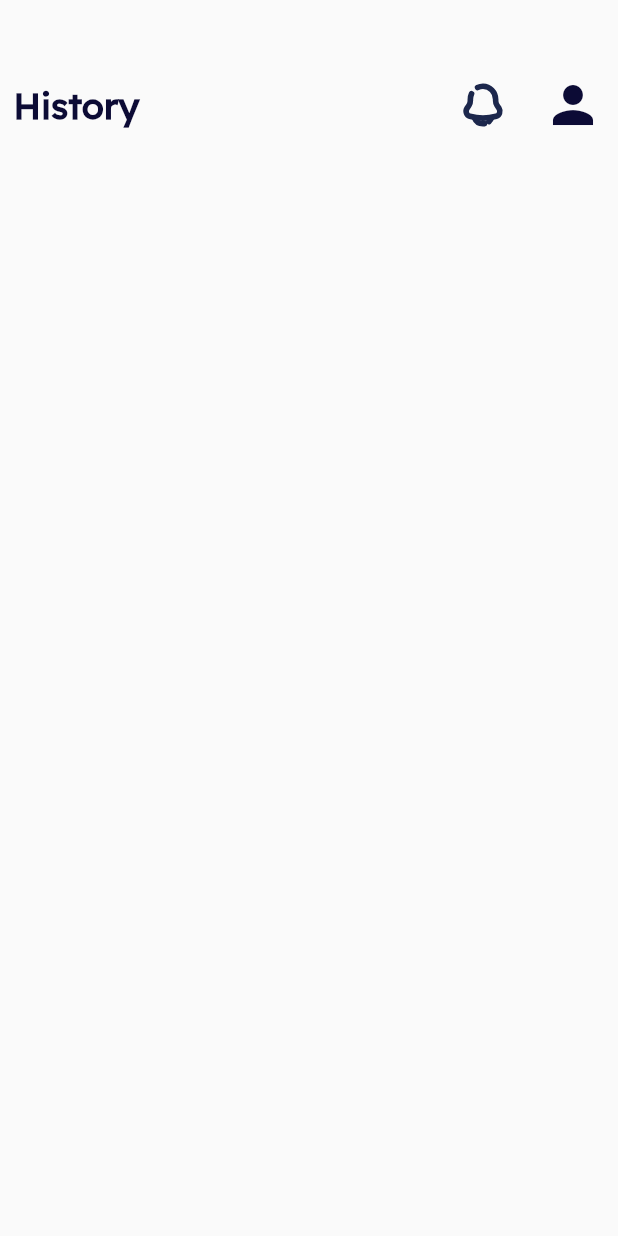
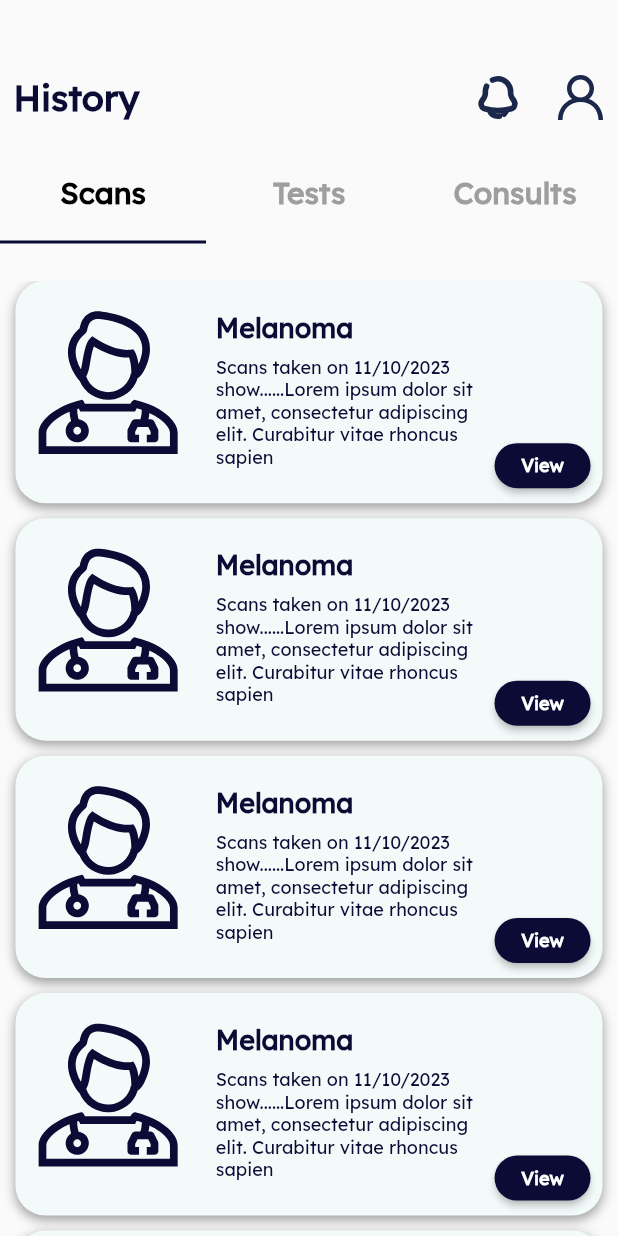
Before and after one commit to maryamyasserr/DermaByte, a Flutter app: the HistoryView screen opened by its route, on a phone screen of 412 x 824 dp. Run offline on Flutter 3.47's test engine with Material 2 defaults, Android fonts, the light colour scheme and no system bars; our stand-ins replace flutter_svg, go_router, google_fonts.

Commit message:
finish history view

```diff
--- a/lib/Core/Widgets/custom_appbar.dart
+++ b/lib/Core/Widgets/custom_appbar.dart
@@ -33,10 +33,7 @@ class _CustomAppBarState extends State<CustomAppBar> {
           Row(
             children: [
               GestureDetector(
-                  onTap: () {
-
-                  },
-                  child: SvgPicture.asset(Assets.kBellIcon)),
+                  onTap: () {}, child: SvgPicture.asset(Assets.kBellIcon)),
               const SizedBox(width: 25),
               GestureDetector(
                   onTap: () {
@@ -44,11 +41,7 @@ class _CustomAppBarState extends State<CustomAppBar> {
                     isPressed = true;
                     setState(() {});
                   },
-                  child:
-                  isPressed?
-                  SvgPicture.asset(Assets.kProfileIcon)
-                  :const Icon(Icons.person,color: AppColors.kPrimaryColor,size: 40)
-                  )
+                  child: SvgPicture.asset(Assets.kProfileIcon))
             ],
           )
         ],
--- a/lib/Core/utils/routes.dart
+++ b/lib/Core/utils/routes.dart
@@ -3,6 +3,7 @@ import 'package:dermabyte/Features/Appoinments/View/follow_up_view.dart';
 import 'package:dermabyte/Features/Appoinments/View/upcoming_view.dart';
 import 'package:dermabyte/Features/Authentication/View/sign_in.dart';
 import 'package:dermabyte/Features/Authentication/View/sign_up.dart';
+import 'package:dermabyte/Features/Profile/View/disease_view.dart';
 import 'package:dermabyte/Features/Profile/View/history.dart';
 import 'package:dermabyte/Features/Profile/View/profile_view.dart';
 import 'package:dermabyte/Features/Splash/View/intro_view.dart';
@@ -19,6 +20,7 @@ abstract class AppRoutes {
   static String kSignIn = '/SignIn';
   static String kSignUp = '/SignUp';
   static String kHistory = '/history';
+  static String kDisease = '/disease';
 
   static final router = GoRouter(routes: [
     GoRoute(path: '/', builder: (context, state) => const ProfileView()),
@@ -31,6 +33,7 @@ abstract class AppRoutes {
     GoRoute(path: kSignIn , builder: (context, state) => const SignIn()),
     GoRoute(path: kSignUp , builder: (context, state) => const SignUp()),
     GoRoute(path: kHistory , builder: (context, state) => const HistoryView()),
+    GoRoute(path: kDisease , builder: (context, state) => const DiseaseView()),
 
   ]);
 }
--- a/lib/Features/Appoinments/View/Widgets/card_text.dart
+++ b/lib/Features/Appoinments/View/Widgets/card_text.dart
@@ -23,7 +23,7 @@ class CardText extends StatelessWidget {
             const SizedBox(height: 7),
             Text(
               cardSubTitle,
-              style: Styels.textStyle12_200,
+              style: Styels.textStyle12_200.copyWith(fontWeight: FontWeight.w300),
             )
           ],
         ),
--- a/lib/Features/Profile/View/Widgets/custom_card.dart
+++ b/lib/Features/Profile/View/Widgets/custom_card.dart
@@ -4,8 +4,8 @@ import 'package:dermabyte/Features/Appoinments/View/Widgets/card_text.dart';
 import 'package:flutter/material.dart';
 import 'package:flutter_svg/flutter_svg.dart';
 
-class ProfileCustomCard extends StatelessWidget {
-  const ProfileCustomCard(
+class FeatureCard extends StatelessWidget {
+  const FeatureCard(
       {super.key,
       required this.iconCard,
       required this.cardTitle,
@@ -35,7 +35,7 @@ class ProfileCustomCard extends StatelessWidget {
         children: [
           Row(children: [
             Padding(
-              padding: const EdgeInsets.only(bottom:10,right: 10),
+              padding: const EdgeInsets.only(bottom: 10, right: 10),
               child: SvgPicture.asset(
                 iconCard,
                 height: MediaQuery.of(context).size.height * 0.15,
--- a/lib/Features/Profile/View/Widgets/history_body.dart
+++ b/lib/Features/Profile/View/Widgets/history_body.dart
@@ -1,4 +1,5 @@
 import 'package:dermabyte/Core/Widgets/custom_appBar.dart';
+import 'package:dermabyte/Features/Profile/View/Widgets/tab_bar.dart';
 import 'package:flutter/material.dart';
 
 class HistoryBody extends StatelessWidget {
@@ -6,10 +7,11 @@ class HistoryBody extends StatelessWidget {
 
   @override
   Widget build(BuildContext context) {
-    return const Column(
+    return  Column(
       children: [
-        CustomAppBar(title: "History"),
-
+        const CustomAppBar(title: "History"),
+        SizedBox(height: MediaQuery.of(context).size.height*0.02,),
+        const Expanded(child: CustomTabBar())
       ],
     );
   }
--- a/lib/Features/Profile/View/Widgets/header_section.dart
+++ b/lib/Features/Profile/View/Widgets/profile_header_section.dart
@@ -2,8 +2,8 @@ import 'package:dermabyte/Core/utils/font_styels.dart';
 import 'package:dermabyte/Features/Profile/View/Widgets/profile_photo.dart';
 import 'package:flutter/material.dart';
 
-class HeaderSection extends StatelessWidget {
-  const HeaderSection({super.key});
+class ProfileHeaderSection extends StatelessWidget {
+  const ProfileHeaderSection({super.key});
 
   @override
   Widget build(BuildContext context) {
--- /dev/null
+++ b/lib/Features/Profile/View/Widgets/tab_bar.dart
@@ -0,0 +1,110 @@
+import 'package:dermabyte/Core/utils/assets.dart';
+import 'package:dermabyte/Core/utils/colors.dart';
+import 'package:dermabyte/Core/utils/font_styels.dart';
+import 'package:dermabyte/Features/Profile/View/Widgets/custom_card.dart';
+import 'package:flutter/material.dart';
+
+class CustomTabBar extends StatefulWidget {
+  const CustomTabBar({super.key});
+
+  @override
+  State<CustomTabBar> createState() => _CustomTabBarState();
+}
+
+class _CustomTabBarState extends State<CustomTabBar> with TickerProviderStateMixin {
+    TabController? tabController;
+  @override
+  void initState() {
+    tabController = TabController(length: 3, vsync: this);
+    super.initState();
+  }
+  @override
+  Widget build(BuildContext context) {
+    return Column(
+      children: [
+         SizedBox(
+          height: MediaQuery.of(context).size.height*0.08,
+          width: MediaQuery.of(context).size.width,
+          child: TabBar(
+            controller: tabController,
+            labelColor: Colors.black,
+            labelStyle: Styels.textStyle20_700,
+            indicatorColor: AppColors.kPrimaryColor,
+            unselectedLabelColor: Colors.grey,
+            tabs: const [
+              Tab(text: "Scans"),
+              Tab(text: "Tests"),
+              Tab(text: "Consults"),
+            ],
+          ),
+        ),
+        SizedBox(height: MediaQuery.of(context).size.height*0.03),
+        Expanded(
+          child: TabBarView(
+            controller: tabController,
+            children: [
+            Expanded(
+              child: ListView.builder(
+              itemCount: 6,
+              physics: const BouncingScrollPhysics(),
+              itemBuilder: (context,index){
+                return Column(
+              children: [
+                Padding(
+                  padding: const EdgeInsets.only(bottom: 10),
+                  child: FeatureCard(iconCard: Assets.kDoctorAvatar,
+                  cardTitle: "Melanoma",
+                  cardSubTitle: "Scans taken on 11/10/2023 show......Lorem ipsum dolor sit amet, consectetur adipiscing elit. Curabitur vitae rhoncus sapien",
+                  textButton: "View",
+                  onPressed: (){},
+                  ),
+                )
+              ],
+            );
+              })),
+             Expanded(
+              child: ListView.builder(
+              itemCount: 4,
+              physics: const BouncingScrollPhysics(),
+              itemBuilder: (context,index){
+                return Column(
+              children: [
+                Padding(
+                  padding: const EdgeInsets.only(bottom: 6),
+                  child: FeatureCard(iconCard: Assets.kDoctorAvatar,
+                  cardTitle: "Melanoma",
+                  cardSubTitle: "Scans taken on 11/10/2023 show......Lorem ipsum dolor sit amet, consectetur adipiscing elit. Curabitur vitae rhoncus sapien",
+                  textButton: "View",
+                  onPressed: (){},
+                  ),
+                )
+              ],
+            );
+              })),
+             Expanded(
+              child: ListView.builder(
+              itemCount: 4,
+              physics: const BouncingScrollPhysics(),
+              itemBuilder: (context,index){
+                return Column(
+              children: [
+                Padding(
+                  padding: const EdgeInsets.only(bottom: 6),
+                  child: FeatureCard(iconCard: Assets.kDoctorAvatar,
+                  cardTitle: "Melanoma",
+                  cardSubTitle: "Scans taken on 11/10/2023 show......Lorem ipsum dolor sit amet, consectetur adipiscing elit. Curabitur vitae rhoncus sapien",
+                  textButton: "View",
+                  onPressed: (){},
+                  ),
+                )
+              ],
+            );
+              })),
+
+          ]),
+        )
+
+      ],
+    );
+  }
+}
```
Also changed, not shown: lib/Features/Profile/View/Widgets/disease_body.dart (added, +10 -0 lines), lib/Features/Profile/View/Widgets/profile_body.dart (+13 -11 lines), lib/Features/Profile/View/disease_view.dart (added, +11 -0 lines). Lines whose indentation alone changed are shown as unchanged.
